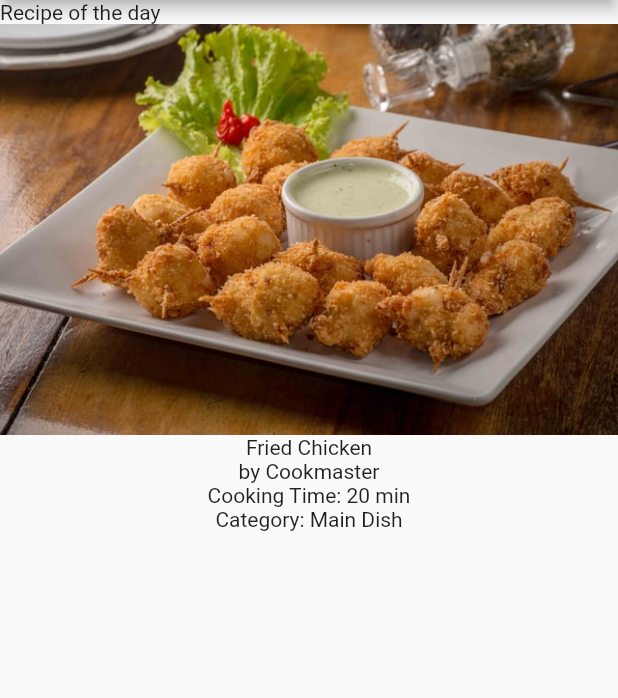
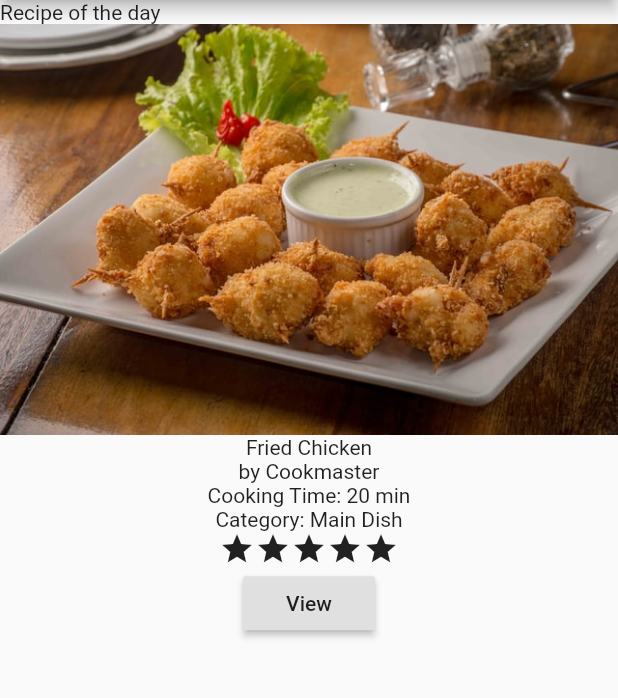
Before and after one commit to djaldave/flutter_widgets-Remake, a Flutter app: the screen it shows after launch, on a phone screen of 412 x 824 dp, the part 84-782 px from its top. Run offline on Flutter 3.47's test engine with Material 2 defaults, Android fonts, the phone set to English and light mode, and no system bars.

Commit message:
star icon and raised button

```diff
--- a/lib/recipedescription.dart
+++ b/lib/recipedescription.dart
@@ -22,6 +22,16 @@ class RecipeDescription extends StatelessWidget {
               Text("Main Dish"),
             ],
           ),
+          Row(
+            mainAxisSize: MainAxisSize.min,
+            children: [
+              for (int i = 0; i < 5; i++) Icon(Icons.star),
+            ],
+          ),
+          RaisedButton(
+            onPressed: () {},
+            child: Text("View"),
+          ),
         ],
       ),
     );
```
